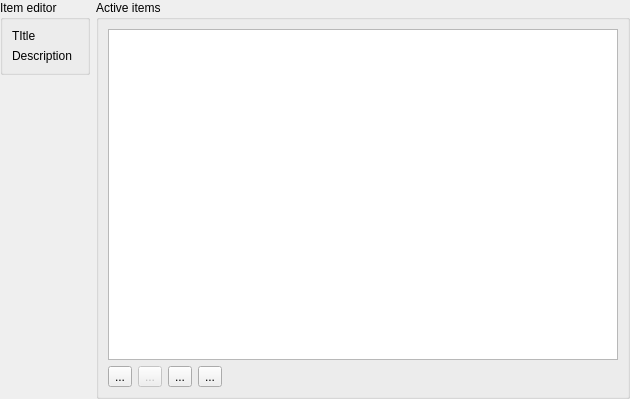
Above: src/templates/mlearning/basicmlearningeditor.ui from BuildmLearn/BuildmLearn-Toolkit before the change. Below: the same form after it.
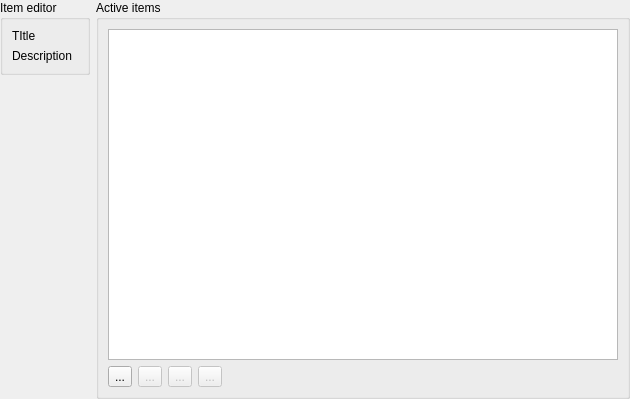
That is the form after the change. Custom widgets are drawn as their Qt base class.

Commit message: Work on basicmlearn editor, almost done.

Patch:
```diff
--- a/src/templates/mlearning/basicmlearningeditor.ui
+++ b/src/templates/mlearning/basicmlearningeditor.ui
@@ -79,6 +79,9 @@
       </item>
       <item row="1" column="3">
        <widget class="PlainToolButton" name="m_btnItemDown">
+        <property name="enabled">
+         <bool>false</bool>
+        </property>
         <property name="toolTip">
          <string>Move question down.</string>
         </property>
@@ -114,6 +117,9 @@
       </item>
       <item row="1" column="2">
        <widget class="PlainToolButton" name="m_btnItemUp">
+        <property name="enabled">
+         <bool>false</bool>
+        </property>
         <property name="toolTip">
          <string>Move question up.</string>
         </property>
```
Left out of the diff: 8 changed lines with no effect on the pictures.
